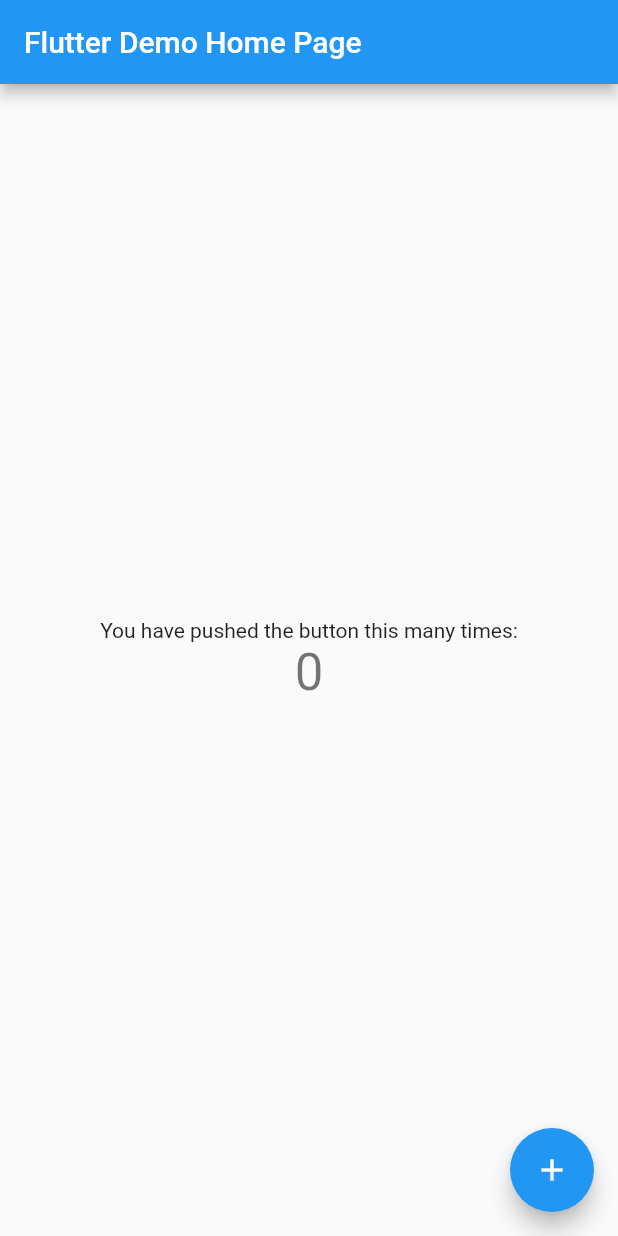
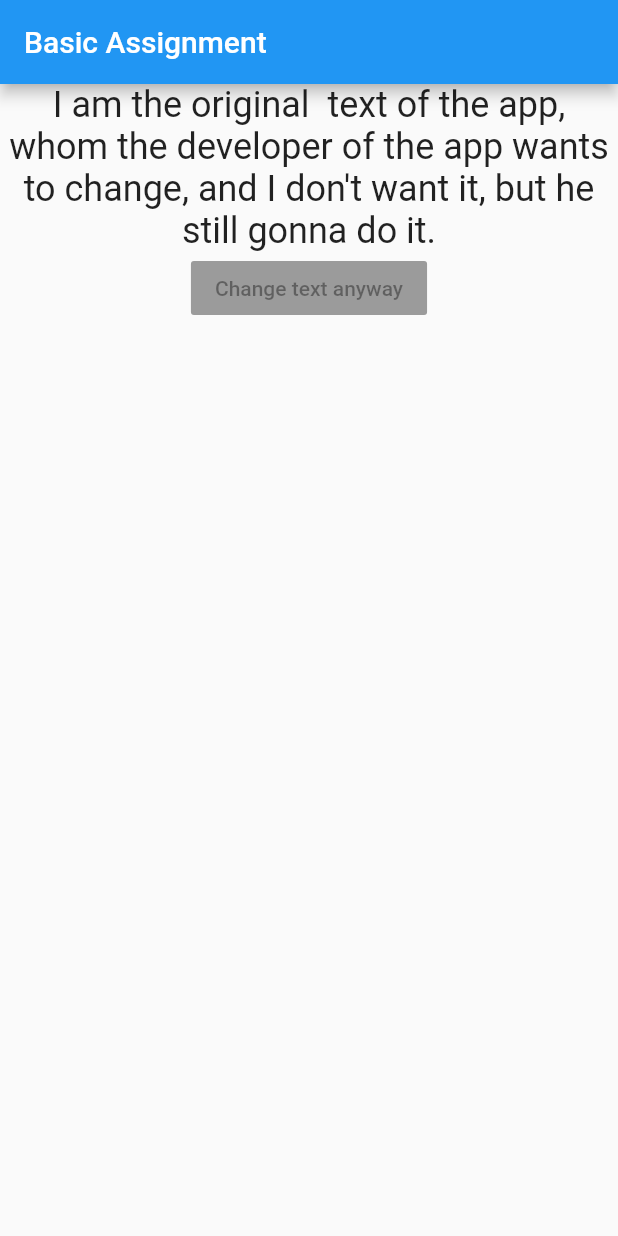
Before and after one commit to BulcsuFarmasi/basic_assigment, a Flutter app: the screen it shows after launch, on a phone screen of 412 x 824 dp. Run offline on Flutter 3.47's test engine with Material 2 defaults, Android fonts, the phone set to English and light mode, and no system bars.

Commit message:
create basic structure of the app

```diff
--- a/lib/main.dart
+++ b/lib/main.dart
@@ -1,117 +1,33 @@
 import 'package:flutter/material.dart';
 
-void main() {
-  runApp(MyApp());
+void main() => runApp(App());
+
+class App extends StatefulWidget {
+  @override
+  State<StatefulWidget> createState() {
+    return _AppState();
+  }
 }
 
-class MyApp extends StatelessWidget {
-  // This widget is the root of your application.
+class _AppState extends State<App> {
+  String appText =
+      'I am the original  text of the app, whom the developer of the app wants to change, and I don\'t want it, but he still gonna do it.';
   @override
   Widget build(BuildContext context) {
     return MaterialApp(
-      title: 'Flutter Demo',
-      theme: ThemeData(
-        // This is the theme of your application.
-        //
-        // Try running your application with "flutter run". You'll see the
-        // application has a blue toolbar. Then, without quitting the app, try
-        // changing the primarySwatch below to Colors.green and then invoke
-        // "hot reload" (press "r" in the console where you ran "flutter run",
-        // or simply save your changes to "hot reload" in a Flutter IDE).
-        // Notice that the counter didn't reset back to zero; the application
-        // is not restarted.
-        primarySwatch: Colors.blue,
-        // This makes the visual density adapt to the platform that you run
-        // the app on. For desktop platforms, the controls will be smaller and
-        // closer together (more dense) than on mobile platforms.
-        visualDensity: VisualDensity.adaptivePlatformDensity,
+      home: Scaffold(
+        appBar: AppBar(title: Text('Basic Assignment')),
+        body: Column(
+          children: [
+            Text(
+              appText,
+              textAlign: TextAlign.center,
+              style: TextStyle(fontSize: 24),
+            ),
+            RaisedButton(onPressed: null, child: Text('Change text anyway'),)
+          ],
+        ),
       ),
-      home: MyHomePage(title: 'Flutter Demo Home Page'),
     );
   }
 }
-
-class MyHomePage extends StatefulWidget {
-  MyHomePage({Key key, this.title}) : super(key: key);
-
-  // This widget is the home page of your application. It is stateful, meaning
-  // that it has a State object (defined below) that contains fields that affect
-  // how it looks.
-
-  // This class is the configuration for the state. It holds the values (in this
-  // case the title) provided by the parent (in this case the App widget) and
-  // used by the build method of the State. Fields in a Widget subclass are
-  // always marked "final".
-
-  final String title;
-
-  @override
-  _MyHomePageState createState() => _MyHomePageState();
-}
-
-class _MyHomePageState extends State<MyHomePage> {
-  int _counter = 0;
-
-  void _incrementCounter() {
-    setState(() {
-      // This call to setState tells the Flutter framework that something has
-      // changed in this State, which causes it to rerun the build method below
-      // so that the display can reflect the updated values. If we changed
-      // _counter without calling setState(), then the build method would not be
-      // called again, and so nothing would appear to happen.
-      _counter++;
-    });
-  }
-
-  @override
-  Widget build(BuildContext context) {
-    // This method is rerun every time setState is called, for instance as done
-    // by the _incrementCounter method above.
-    //
-    // The Flutter framework has been optimized to make rerunning build methods
-    // fast, so that you can just rebuild anything that needs updating rather
-    // than having to individually change instances of widgets.
-    return Scaffold(
-      appBar: AppBar(
-        // Here we take the value from the MyHomePage object that was created by
-        // the App.build method, and use it to set our appbar title.
-        title: Text(widget.title),
-      ),
-      body: Center(
-        // Center is a layout widget. It takes a single child and positions it
-        // in the middle of the parent.
-        child: Column(
-          // Column is also a layout widget. It takes a list of children and
-          // arranges them vertically. By default, it sizes itself to fit its
-          // children horizontally, and tries to be as tall as its parent.
-          //
-          // Invoke "debug painting" (press "p" in the console, choose the
-          // "Toggle Debug Paint" action from the Flutter Inspector in Android
-          // Studio, or the "Toggle Debug Paint" command in Visual Studio Code)
-          // to see the wireframe for each widget.
-          //
-          // Column has various properties to control how it sizes itself and
-          // how it positions its children. Here we use mainAxisAlignment to
-          // center the children vertically; the main axis here is the vertical
-          // axis because Columns are vertical (the cross axis would be
-          // horizontal).
-          mainAxisAlignment: MainAxisAlignment.center,
-          children: <Widget>[
-            Text(
-              'You have pushed the button this many times:',
-            ),
-            Text(
-              '$_counter',
-              style: Theme.of(context).textTheme.headline4,
-            ),
-          ],
-        ),
-      ),
-      floatingActionButton: FloatingActionButton(
-        onPressed: _incrementCounter,
-        tooltip: 'Increment',
-        child: Icon(Icons.add),
-      ), // This trailing comma makes auto-formatting nicer for build methods.
-    );
-  }
-}
```
Also changed, not shown: 2 other files.
